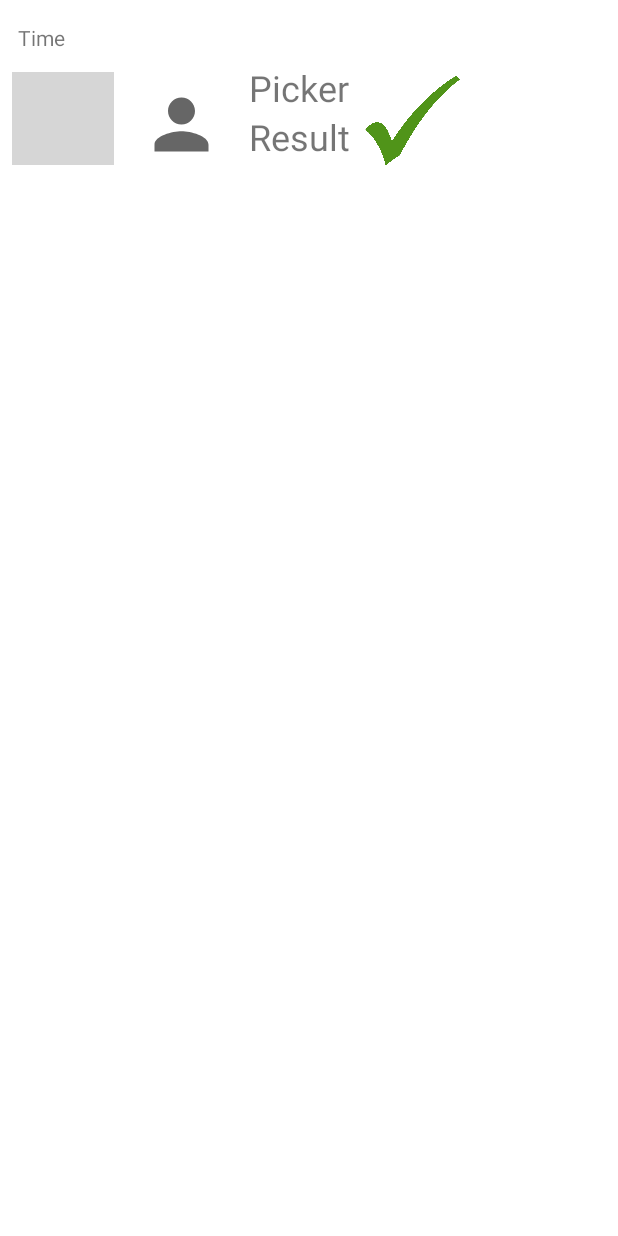
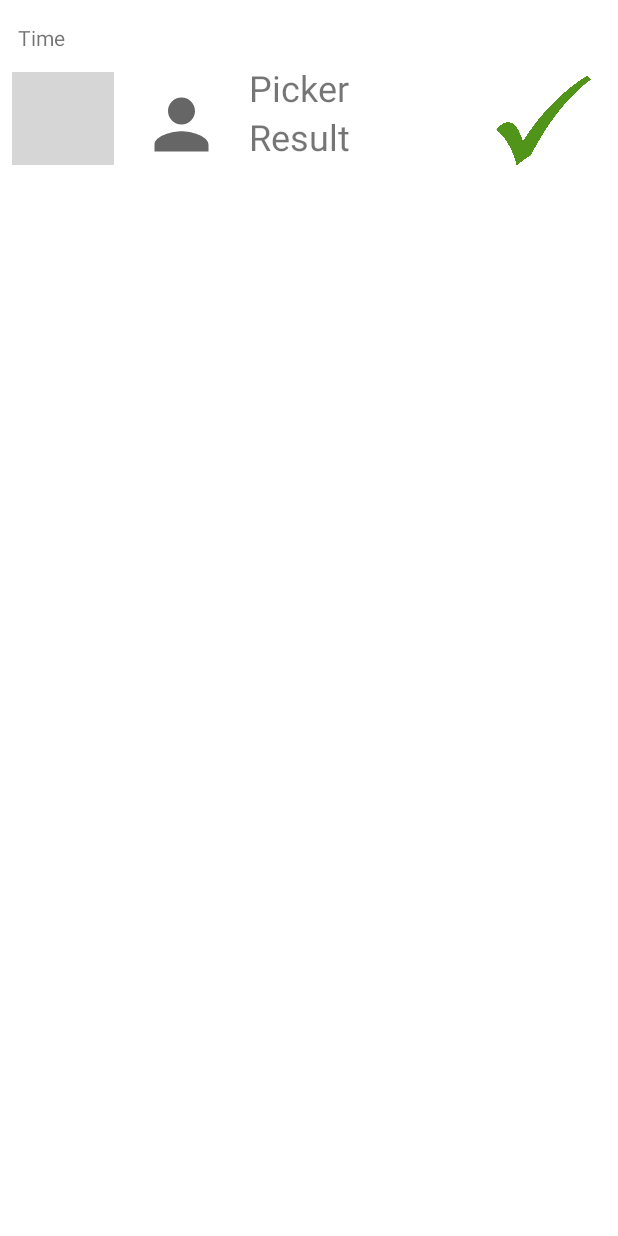
Before and after one commit to sarah-vo/ParentApp, an Android app: the layout history_textview.xml on its own in the app's theme, with its tools: preview values and no code run, on a phone screen of 412 x 824 dp. Run offline under Robolectric (Android 15) with nearby library versions, the phone set to English and light mode, and no system bars; grey boxes are pictures that could not be loaded.

Commit message:
Fix history layout going out of screen.

```diff
--- a/app/src/main/res/layout/history_textview.xml
+++ b/app/src/main/res/layout/history_textview.xml
@@ -29,10 +29,10 @@
         android:id="@+id/result_img"
         android:layout_width="67dp"
         android:layout_height="59dp"
-        android:layout_marginStart="8dp"
+        android:layout_marginEnd="16dp"
         android:contentDescription="@string/result_flipCoin"
         app:layout_constraintBottom_toTopOf="@+id/guideline"
-        app:layout_constraintStart_toEndOf="@+id/flipcoin_history_result"
+        app:layout_constraintEnd_toEndOf="parent"
         app:srcCompat="@drawable/tick_icon" />
 
     <TextView
```
